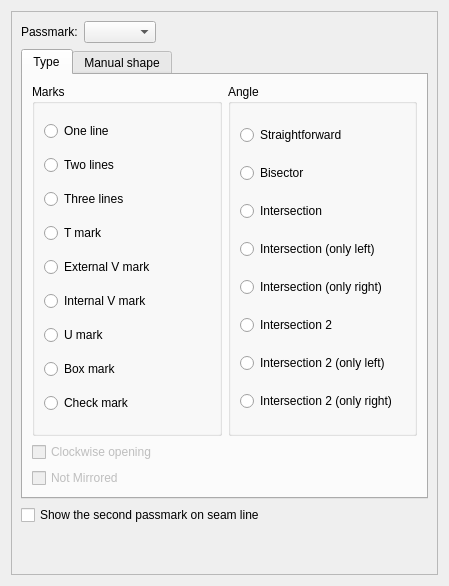
First picture: the form in src/libs/vtools/dialogs/tools/piece/tabs/tabpassmarks.ui, repository dismine/valentina, before the edit.
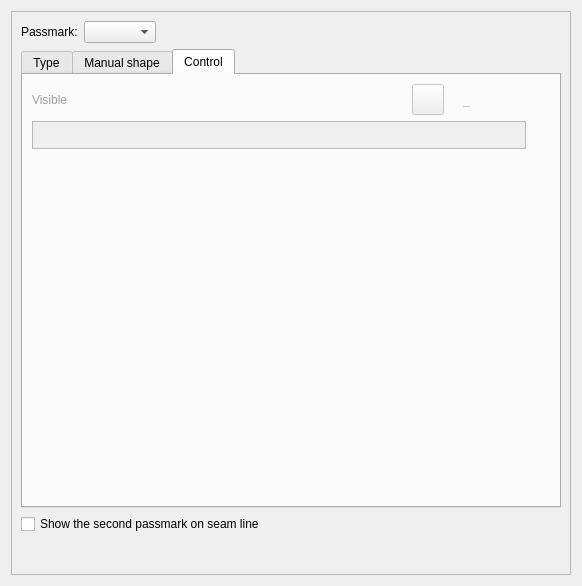
Second picture: the form after the edit. The open tabs and pages were chosen to show the change. Icons and pictures are not drawn. Custom widgets are drawn as their Qt base class.

Commit message: Valentina app. Improved control over notch visibility.

What changed in the file:
```diff
--- a/src/libs/vtools/dialogs/tools/piece/tabs/tabpassmarks.ui
+++ b/src/libs/vtools/dialogs/tools/piece/tabs/tabpassmarks.ui
@@ -6,7 +6,7 @@
    <rect>
     <x>0</x>
     <y>0</y>
-    <width>449</width>
+    <width>582</width>
     <height>586</height>
    </rect>
   </property>
@@ -24,7 +24,7 @@
        <rect>
         <x>0</x>
         <y>0</y>
-        <width>429</width>
+        <width>562</width>
         <height>566</height>
        </rect>
       </property>
@@ -1034,6 +1034,226 @@
            </item>
           </layout>
          </widget>
+         <widget class="QWidget" name="tabControl">
+          <attribute name="title">
+           <string>Control</string>
+          </attribute>
+          <layout class="QVBoxLayout" name="verticalLayout_10">
+           <item>
+            <layout class="QHBoxLayout" name="horizontalLayout_15">
+             <item alignment="Qt::AlignmentFlag::AlignLeft">
+              <widget class="QLabel" name="labelEditPassmarkVisible">
+               <property name="enabled">
+                <bool>false</bool>
+               </property>
+               <property name="sizePolicy">
+                <sizepolicy hsizetype="Fixed" vsizetype="Preferred">
+                 <horstretch>0</horstretch>
+                 <verstretch>0</verstretch>
+                </sizepolicy>
+               </property>
+               <property name="palette">
+                <palette>
+                 <active>
+                  <colorrole role="WindowText">
+                   <brush brushstyle="SolidPattern">
+                    <color alpha="255">
+                     <red>255</red>
+                     <green>0</green>
+                     <blue>0</blue>
+                    </color>
+                   </brush>
+                  </colorrole>
+                 </active>
+                 <inactive>
+                  <colorrole role="WindowText">
+                   <brush brushstyle="SolidPattern">
+                    <color alpha="255">
+                     <red>255</red>
+                     <green>0</green>
+                     <blue>0</blue>
+                    </color>
+                   </brush>
+                  </colorrole>
+                 </inactive>
+                 <disabled>
+                  <colorrole role="WindowText">
+                   <brush brushstyle="SolidPattern">
+                    <color alpha="255">
+                     <red>159</red>
+                     <green>158</green>
+                     <blue>158</blue>
+                    </color>
+                   </brush>
+                  </colorrole>
+                 </disabled>
+                </palette>
+               </property>
+               <property name="text">
+                <string>Visible</string>
+               </property>
+              </widget>
+             </item>
+             <item>
+              <spacer name="horizontalSpacer_11">
+               <property name="orientation">
+                <enum>Qt::Orientation::Horizontal</enum>
+               </property>
+               <property name="sizeHint" stdset="0">
+                <size>
+                 <width>40</width>
+                 <height>20</height>
+                </size>
+               </property>
+              </spacer>
+             </item>
+             <item alignment="Qt::AlignmentFlag::AlignRight">
+              <widget class="QToolButton" name="toolButtonExprPassmarkVisible">
+               <property name="enabled">
+                <bool>false</bool>
+               </property>
+               <property name="toolTip">
+                <string>Formula wizard</string>
+               </property>
+               <property name="text">
+                <string notr="true"/>
+               </property>
+               <property name="icon">
+                <iconset resource="../../../../../vmisc/share/resources/icon.qrc">
+                 <normaloff>:/icon/light/24x24/fx.png</normaloff>:/icon/light/24x24/fx.png</iconset>
+               </property>
+               <property name="iconSize">
+                <size>
+                 <width>24</width>
+                 <height>24</height>
+                </size>
+               </property>
+              </widget>
+             </item>
+             <item alignment="Qt::AlignmentFlag::AlignRight">
+              <widget class="QLabel" name="labelEqual_6">
+               <property name="enabled">
+                <bool>false</bool>
+               </property>
+               <property name="text">
+                <string notr="true"/>
+               </property>
+               <property name="pixmap">
+                <pixmap resource="../../../../../vmisc/share/resources/icon.qrc">:/icon/light/24x24/equal.png</pixmap>
+               </property>
+              </widget>
+             </item>
+             <item alignment="Qt::AlignmentFlag::AlignRight">
+              <widget class="QLabel" name="labelResultPassmarkVisible">
+               <property name="enabled">
+                <bool>false</bool>
+               </property>
+               <property name="sizePolicy">
+                <sizepolicy hsizetype="Fixed" vsizetype="Preferred">
+                 <horstretch>0</horstretch>
+                 <verstretch>0</verstretch>
+                </sizepolicy>
+               </property>
+               <property name="minimumSize">
+                <size>
+                 <width>87</width>
+                 <height>0</height>
+                </size>
+               </property>
+               <property name="toolTip">
+                <string>Value</string>
+               </property>
+               <property name="text">
+                <string notr="true">_</string>
+               </property>
+              </widget>
+             </item>
+            </layout>
+           </item>
+           <item>
+            <layout class="QHBoxLayout" name="horizontalLayout_14">
+             <item>
+              <widget class="VPlainTextEdit" name="plainTextEditPassmarkVisible">
+               <property name="enabled">
+                <bool>false</bool>
+               </property>
+               <property name="sizePolicy">
+                <sizepolicy hsizetype="Expanding" vsizetype="Preferred">
+                 <horstretch>0</horstretch>
+                 <verstretch>0</verstretch>
+                </sizepolicy>
+               </property>
+               <property name="maximumSize">
+                <size>
+                 <width>16777215</width>
+                 <height>28</height>
+                </size>
+               </property>
+               <property name="toolTip">
+                <string>Create a formula that regulates visibility. Values different from &quot;0&quot; make a notch visible</string>
+               </property>
+               <property name="tabChangesFocus">
+                <bool>true</bool>
+               </property>
+               <property name="plainText">
+                <string/>
+               </property>
+              </widget>
+             </item>
+             <item>
+              <widget class="QPushButton" name="pushButtonGrowPassmarkVisible">
+               <property name="enabled">
+                <bool>false</bool>
+               </property>
+               <property name="maximumSize">
+                <size>
+                 <width>18</width>
+                 <height>18</height>
+                </size>
+               </property>
+               <property name="sizeIncrement">
+                <size>
+                 <width>0</width>
+                 <height>0</height>
+                </size>
+               </property>
+               <property name="toolTip">
+                <string>&lt;html&gt;&lt;head/&gt;&lt;body&gt;&lt;p&gt;Show full calculation in message box&lt;/p&gt;&lt;/body&gt;&lt;/html&gt;</string>
+               </property>
+               <property name="text">
+                <string notr="true"/>
+               </property>
+               <property name="icon">
+                <iconset theme="go-down"/>
+               </property>
+               <property name="iconSize">
+                <size>
+                 <width>16</width>
+                 <height>16</height>
+                </size>
+               </property>
+               <property name="flat">
+                <bool>true</bool>
+               </property>
+              </widget>
+             </item>
+            </layout>
+           </item>
+           <item>
+            <spacer name="verticalSpacer_5">
+             <property name="orientation">
+              <enum>Qt::Orientation::Vertical</enum>
+             </property>
+             <property name="sizeHint" stdset="0">
+              <size>
+               <width>20</width>
+               <height>346</height>
+              </size>
+             </property>
+            </spacer>
+           </item>
+          </layout>
+         </widget>
         </widget>
        </item>
        <item>
```
Left out of the diff: 2 changed lines with no effect on the pictures. The commit also changes 22 other files.
